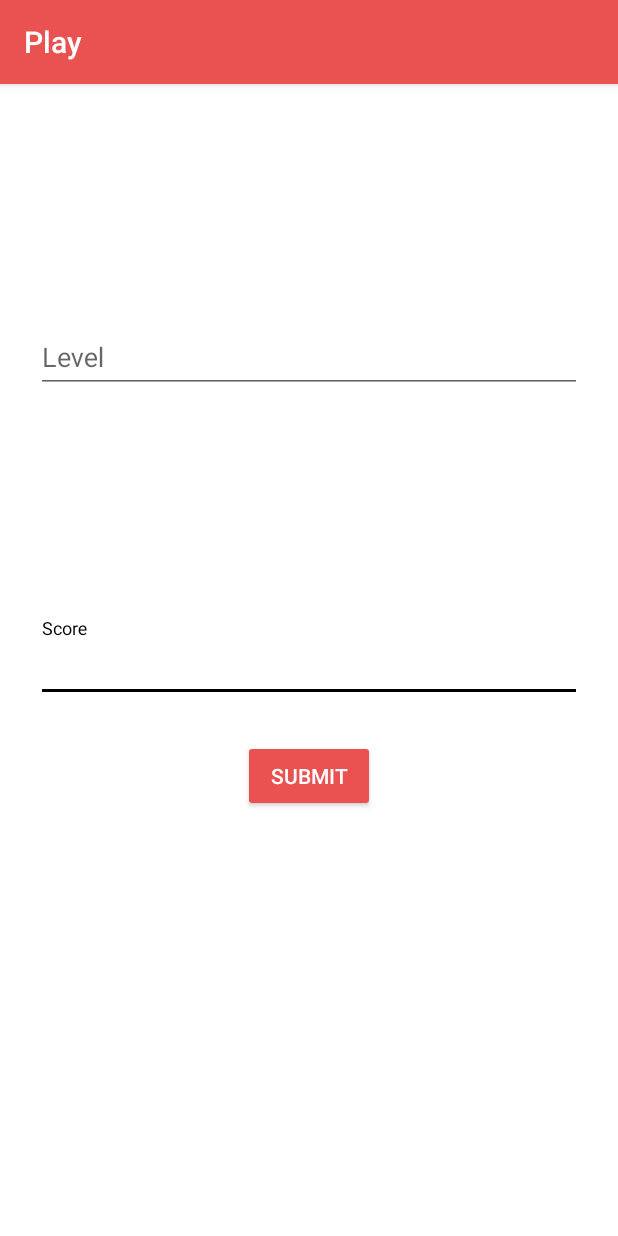
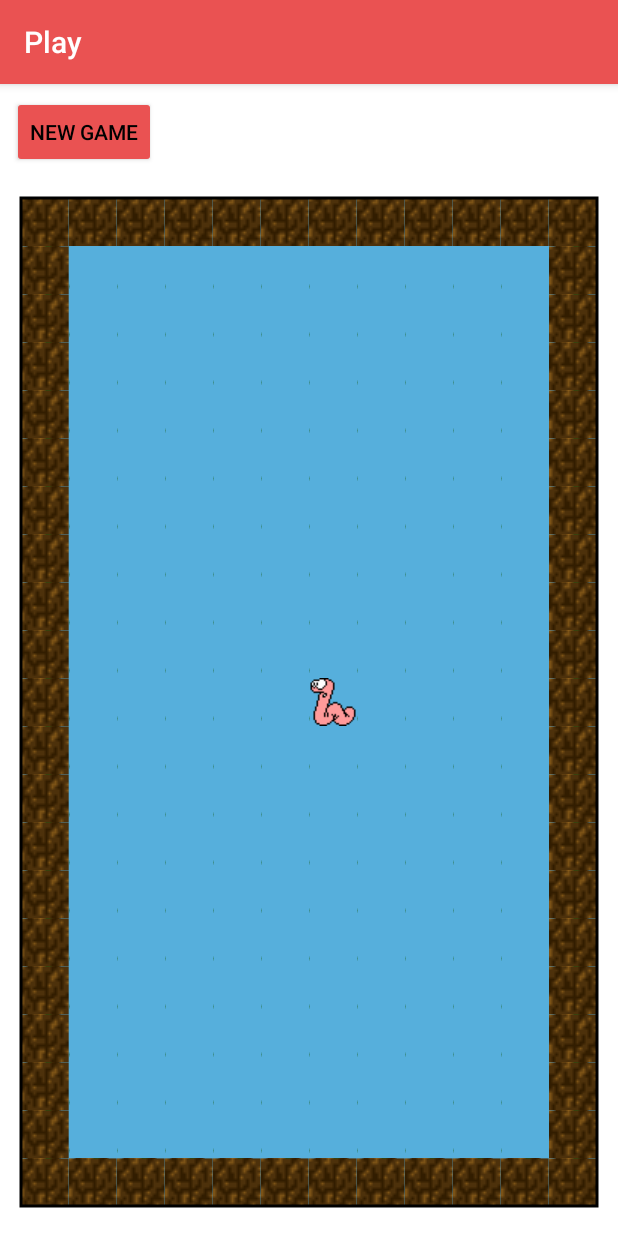
Before and after one commit to razz97/WormyAndroid, an Android app: the PlayActivity screen opened directly, with no data from a screen before it, on a phone screen of 412 x 824 dp. Run offline under Robolectric (Android 15) with nearby library versions, the phone set to English and light mode, and no system bars.

Commit message:
wormy view

```diff
--- a/app/src/main/java/com/stucom/abou/game/activities/PlayActivity.java
+++ b/app/src/main/java/com/stucom/abou/game/activities/PlayActivity.java
@@ -7,32 +7,50 @@ import android.support.design.widget.Snackbar;
 import android.support.design.widget.TextInputLayout;
 import android.support.v7.app.AppCompatActivity;
 import android.os.Bundle;
+import android.view.KeyEvent;
 import android.view.View;
 import android.widget.Button;
 import android.widget.ProgressBar;
+import android.widget.TextView;
+import android.widget.Toast;
 
 import com.stucom.abou.game.activities.bootstrap.StartActivity;
 import com.stucom.abou.game.rest.AccessApi;
+import com.stucom.abou.game.views.WormyView;
 
 import java.util.regex.Pattern;
 
 import alex_bou.stucom.com.alex.R;
 
-public class PlayActivity extends AppCompatActivity {
+public class PlayActivity extends AppCompatActivity implements WormyView.WormyListener {
 
     TextInputLayout input ;
     TextInputLayout inputLevel;
     Button button;
+    private WormyView wormyView;
+    private TextView tvScore;
 
     @Override
     protected void onCreate(Bundle savedInstanceState) {
         super.onCreate(savedInstanceState);
         setContentView(R.layout.activity_play);
+        wormyView = findViewById(R.id.wormyView);
+        Button btnNewGame = findViewById(R.id.btnNewGame);
+        tvScore = findViewById(R.id.tvScore);
+        btnNewGame.setOnClickListener(new View.OnClickListener() {
+            @Override
+            public void onClick(View v) {
+                tvScore.setText("0");
+                wormyView.newGame();
+            }
+        });
+        wormyView.setWormyListener(this);
     }
 
     @Override
     protected void onResume() {
         super.onResume();
+        /*
         input = findViewById(R.id.inputScore);
         inputLevel = findViewById(R.id.inputLevel);
         button = findViewById(R.id.buttonSubmit);
@@ -42,7 +60,28 @@ public class PlayActivity extends AppCompatActivity {
                 if (validateLevel() && validateScore())
                     submitScore();
             }
-        });
+        }); */
+    }
+
+    @Override
+    public boolean dispatchKeyEvent(KeyEvent event) {
+        switch(event.getKeyCode()) {
+            case KeyEvent.KEYCODE_A: wormyView.update(0, +10); break;
+            case KeyEvent.KEYCODE_Q: wormyView.update(0, -10); break;
+            case KeyEvent.KEYCODE_O: wormyView.update(-10, 0); break;
+            case KeyEvent.KEYCODE_P: wormyView.update(+10, 0); break;
+        }
+        return super.dispatchKeyEvent(event);
+    }
+
+    @Override
+    public void scoreUpdated(View view, int score) {
+        tvScore.setText(String.valueOf(score));
+    }
+
+    @Override
+    public void gameLost(View view) {
+        Toast.makeText(this, getString(R.string.you_lost), Toast.LENGTH_LONG).show();
     }
 
     private boolean validateScore() {
--- /dev/null
+++ b/app/src/main/java/com/stucom/abou/game/views/WormyView.java
@@ -0,0 +1,218 @@
+package com.stucom.abou.game.views;
+
+import android.content.Context;
+import android.graphics.Bitmap;
+import android.graphics.BitmapFactory;
+import android.graphics.Canvas;
+import android.graphics.Color;
+import android.graphics.Paint;
+import android.graphics.Rect;
+import android.util.AttributeSet;
+import android.view.View;
+
+import alex_bou.stucom.com.alex.R;
+
+public class WormyView extends View {
+    public static final int SLOW_DOWN = 5;
+    public static int TILE_SIZE = 48;
+    private int nCols, nRows, top, left, bottom, right;
+    private int wormX, wormY, score = 0, numCoins = 0, slowdown;
+    private boolean playing = false;
+    private char map[];
+    private Paint paint;
+    private Bitmap tiles, wormLeft, wormRight, worm;
+
+    public WormyView(Context context) { this(context, null, 0); }
+    public WormyView(Context context, AttributeSet attrs) { this(context, attrs, 0); }
+    public WormyView(Context context, AttributeSet attrs, int defStyleAttr) {
+        super(context, attrs, defStyleAttr);
+        paint = new Paint();
+        paint.setStyle(Paint.Style.STROKE);
+        paint.setColor(Color.BLACK);
+        paint.setStrokeWidth(3.0f);
+        tiles = BitmapFactory.decodeResource(getResources(), R.drawable.tiles);
+        wormLeft = BitmapFactory.decodeResource(getResources(), R.drawable.worm_left);
+        wormRight = BitmapFactory.decodeResource(getResources(), R.drawable.worm_right);
+        worm = wormLeft;
+    }
+
+    @Override public void onMeasure(int specW, int specH) {
+        int w = MeasureSpec.getSize(specW);
+        int h = MeasureSpec.getSize(specH);
+        if ((w != 0) && (h != 0)) {
+            TILE_SIZE = 64;
+            if ((w < 640) || (h < 640)) TILE_SIZE = 48;
+            if ((w < 480) || (h < 480)) TILE_SIZE = 32;
+            if ((w < 320) || (h < 320)) TILE_SIZE = 16;
+            nCols = w / TILE_SIZE;
+            nRows = h / TILE_SIZE;
+            left = ( w - nCols * TILE_SIZE) / 2;
+            top = (h - nRows * TILE_SIZE) / 2;
+            right = left + nCols * TILE_SIZE;
+            bottom = top + nRows * TILE_SIZE;
+            if (!playing) resetMap(false);
+        }
+        setMeasuredDimension(w, h);
+    }
+
+    public void newGame() {
+        slowdown = SLOW_DOWN;
+        score = 0;
+        playing = true;
+        resetMap(true);
+    }
+
+    public void resetMap(boolean full) {
+        if ((nCols <= 0) || (nRows <= 0)) return;
+        wormX = nCols / 2;
+        wormY = nRows / 2;
+        int size = nCols * nRows;
+        map = new char[size];
+        // Empty the board
+        for (int i = 0; i < size; i++) map[i] = ' ';
+        // Border around
+        for (int i = 0; i < nCols; i++) {
+            map[i] = 'X';
+            map[(nRows - 1) * nCols + i] = 'X';
+        }
+        for (int i = 0; i < nRows; i++) {
+            map[i * nCols] = 'X';
+            map[(i + 1) * nCols - 1] = 'X';
+        }
+        if (full) {
+            // Protect worm position
+            map[wormY * nCols + wormX] = 'W';
+            // Random plants
+            int placed = 0;
+            while (placed < size / 20) {
+                int i = (int) (Math.random() * nCols);
+                int j = (int) (Math.random() * nRows);
+                int idx = j * nCols + i;
+                if (map[idx] == ' ') {
+                    map[idx] = (char) ('P' + (int) (Math.random() * 4));
+                    placed++;
+                }
+            }
+            // Random coins
+            placed = 0;
+            numCoins = size / 50;
+            while (placed < numCoins) {
+                int i = (int) (Math.random() * nCols);
+                int j = (int) (Math.random() * nRows);
+                int idx = j * nCols + i;
+                if (map[idx] == ' ') {
+                    map[idx] = (char) ('C' + (int) (Math.random() * 5));
+                    placed++;
+                }
+            }
+            // Remove worm lock
+            map[wormY * nCols + wormX] = ' ';
+        }
+        this.invalidate();
+    }
+
+    private Rect src = new Rect(0, 0, 0, 0);
+    private Rect dst = new Rect(0, 0, 0, 0);
+    public void drawTile(Canvas canvas, int i, int x, int y) {
+        int cols = tiles.getWidth() / 16;
+        int row = i / cols;
+        int col = i % cols;
+        src.left = col * 16;
+        src.top = row * 16;
+        src.right = src.left + 16;
+        src.bottom = src.top + 16;
+        dst.left = x;
+        dst.top = y;
+        dst.right = dst.left + TILE_SIZE;
+        dst.bottom = dst.top + TILE_SIZE;
+        canvas.drawBitmap(tiles, src, dst, paint);
+    }
+    public void drawWorm(Canvas canvas, int x, int y) {
+        src.left = 0;
+        src.top = 0;
+        src.right = 32;
+        src.bottom = 32;
+        dst.left = x;
+        dst.top = y;
+        dst.right = dst.left + TILE_SIZE;
+        dst.bottom = dst.top + TILE_SIZE;
+        canvas.drawBitmap(worm, src, dst, paint);
+    }
+
+    @Override public void onDraw(Canvas canvas) {
+        canvas.drawColor(Color.WHITE);
+        if (map == null) return;
+        int idx = 0, x, y = top;
+        for (int i = 0; i < nRows; i++) {
+            x = left;
+            for (int j = 0; j < nCols; j++) {
+                int s = 3;
+                char m = map[idx];
+                switch (m) {
+                    case 'X': s = 28; break;
+                    case 'C': s = 16; map[idx] = 'D'; break;
+                    case 'D': s = 17; map[idx] = 'E'; break;
+                    case 'E': s = 18; map[idx] = 'F'; break;
+                    case 'F': s = 19; map[idx] = 'G'; break;
+                    case 'G': s = 23; map[idx] = 'C'; break;
+                    case 'P': s = 2; break;
+                    case 'Q': s = 21; break;
+                    case 'R': s = 25; break;
+                    case 'S': s = 29; break;
+                }
+                idx++;
+                drawTile(canvas, s, x, y);
+                x += TILE_SIZE;
+            }
+            y += TILE_SIZE;
+        }
+        drawWorm(canvas, left + wormX * TILE_SIZE, top + wormY * TILE_SIZE);
+        canvas.drawRect(left, top, right, bottom, paint);
+    }
+
+    private int counter = 0;
+    public void update(float accelerationX, float accelerationY) {
+        if (!playing) return;
+        if (++counter == slowdown) {
+            counter = 0;
+            int newX = wormX, newY = wormY;
+            if (accelerationX < -2) { newX--; worm = wormLeft; }
+            if (accelerationX > +2) { newX++; worm = wormRight; }
+            if (accelerationY < -2) newY--;
+            if (accelerationY > +2) newY++;
+            int idx = newY * nCols + newX;
+            if (map[idx] != 'X') {
+                wormX = newX;
+                wormY = newY;
+                if ((map[idx] >= 'C') && (map[idx] <= 'G')) {
+                    // Coin collected!
+                    score += 10;
+                    map[idx] = ' ';
+                    numCoins--;
+                    if (numCoins == 0) {
+                        slowdown--;
+                        if (slowdown < 1) slowdown = 1;
+                        resetMap(true);
+                    }
+                    if (listener != null) listener.scoreUpdated(this, score);
+                }
+                else if ((map[idx] >= 'P') && (map[idx] <= 'S')) {
+                    // Plant touched!
+                    playing = false;
+                    if (listener != null) listener.gameLost(this);
+                }
+            }
+        }
+        this.invalidate();
+    }
+
+    public interface WormyListener {
+        void scoreUpdated(View view, int score);
+        void gameLost(View view);
+    }
+
+    private WormyListener listener;
+    public void setWormyListener(WormyListener listener) {
+        this.listener = listener;
+    }
+}
--- a/app/src/main/res/layout/activity_play.xml
+++ b/app/src/main/res/layout/activity_play.xml
@@ -6,60 +6,38 @@
     android:layout_height="match_parent"
     tools:context="com.stucom.abou.game.activities.PlayActivity">
 
-    <android.support.design.widget.TextInputLayout
-        android:id="@+id/inputScore"
+    <Button
+        android:id="@+id/btnNewGame"
+        android:layout_width="wrap_content"
+        android:layout_height="wrap_content"
+        android:layout_marginStart="8dp"
+        android:layout_marginTop="8dp"
+        android:text="@string/new_game"
+        app:layout_constraintStart_toStartOf="parent"
+        app:layout_constraintTop_toTopOf="parent" />
+
+    <TextView
+        android:id="@+id/tvScore"
+        android:layout_width="wrap_content"
+        android:layout_height="wrap_content"
+        android:layout_marginTop="8dp"
+        android:layout_marginEnd="8dp"
+        android:textColor="@android:color/black"
+        android:textSize="30sp"
+        app:layout_constraintEnd_toEndOf="parent"
+        app:layout_constraintTop_toTopOf="parent" />
+
+    <com.stucom.abou.game.views.WormyView
+        android:id="@+id/wormyView"
         android:layout_width="0dp"
-        android:layout_height="wrap_content"
-        android:layout_marginStart="24dp"
+        android:layout_height="0dp"
+        android:layout_marginStart="8dp"
         android:layout_marginTop="8dp"
-        android:layout_marginEnd="24dp"
+        android:layout_marginEnd="8dp"
         android:layout_marginBottom="8dp"
         app:layout_constraintBottom_toBottomOf="parent"
         app:layout_constraintEnd_toEndOf="parent"
         app:layout_constraintStart_toStartOf="parent"
-        app:layout_constraintTop_toTopOf="parent">
-
-        <android.support.design.widget.TextInputEditText
-            android:layout_width="match_parent"
-            android:layout_height="wrap_content"
-            android:inputType="number"
-            android:hint="@string/score" />
-    </android.support.design.widget.TextInputLayout>
-
-    <Button
-        android:id="@+id/buttonSubmit"
-        android:layout_width="wrap_content"
-        android:layout_height="wrap_content"
-        android:layout_marginStart="8dp"
-        android:layout_marginTop="8dp"
-        android:layout_marginEnd="8dp"
-        android:layout_marginBottom="8dp"
-        android:text="@string/submit"
-        android:textColor="@color/white"
-        app:layout_constraintBottom_toBottomOf="parent"
-        app:layout_constraintEnd_toEndOf="parent"
-        app:layout_constraintStart_toStartOf="parent"
-        app:layout_constraintTop_toBottomOf="@+id/inputScore"
-        app:layout_constraintVertical_bias="0.060000002" />
-
-    <android.support.design.widget.TextInputLayout
-        android:id="@+id/inputLevel"
-        android:layout_width="0dp"
-        android:layout_height="wrap_content"
-        android:layout_marginStart="24dp"
-        android:layout_marginTop="8dp"
-        android:layout_marginEnd="24dp"
-        android:layout_marginBottom="8dp"
-        android:hint="@string/level"
-        app:layout_constraintBottom_toTopOf="@+id/inputScore"
-        app:layout_constraintEnd_toEndOf="parent"
-        app:layout_constraintStart_toStartOf="parent"
-        app:layout_constraintTop_toTopOf="parent">
-
-        <android.support.design.widget.TextInputEditText
-            android:layout_width="match_parent"
-            android:layout_height="wrap_content"
-            android:inputType="number"/>
-    </android.support.design.widget.TextInputLayout>
+        app:layout_constraintTop_toBottomOf="@+id/btnNewGame" />
 
 </android.support.constraint.ConstraintLayout>
--- a/app/src/main/res/values/strings.xml
+++ b/app/src/main/res/values/strings.xml
@@ -40,4 +40,6 @@
     <string name="change_email">Change email</string>
     <string name="message_sent_status">Status of the message sent</string>
     <string name="text_image_user">Image of the user</string>
+    <string name="new_game">New Game</string>
+    <string name="you_lost">You lost</string>
 </resources>
--- a/build.gradle
+++ b/build.gradle
@@ -7,7 +7,7 @@ buildscript {
         jcenter()
     }
     dependencies {
-        classpath 'com.android.tools.build:gradle:3.3.0'
+        classpath 'com.android.tools.build:gradle:3.3.2'
         // NOTE: Do not place your application dependencies here; they belong
         // in the individual module build.gradle files
     }
```
Also changed, not shown: app/src/main/res/drawable-nodpi/tiles.png (added), app/src/main/res/drawable-nodpi/worm_left.png (added), app/src/main/res/drawable-nodpi/worm_right.png (added).
